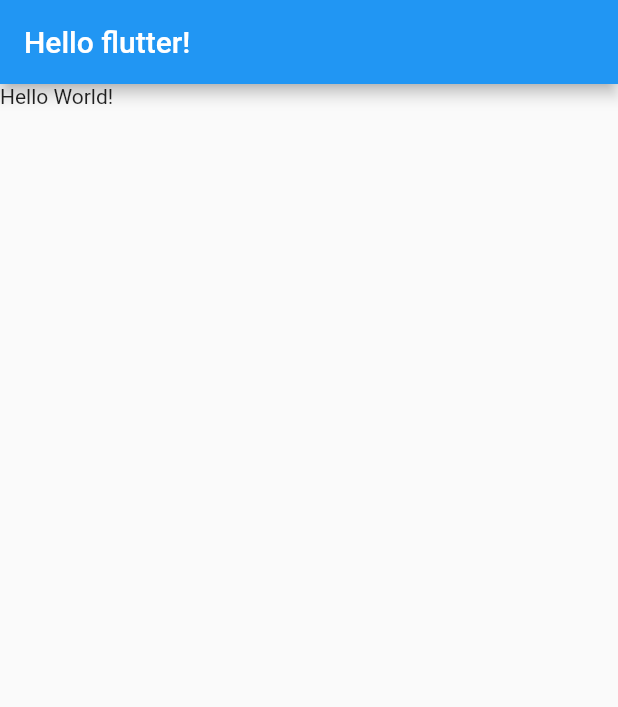
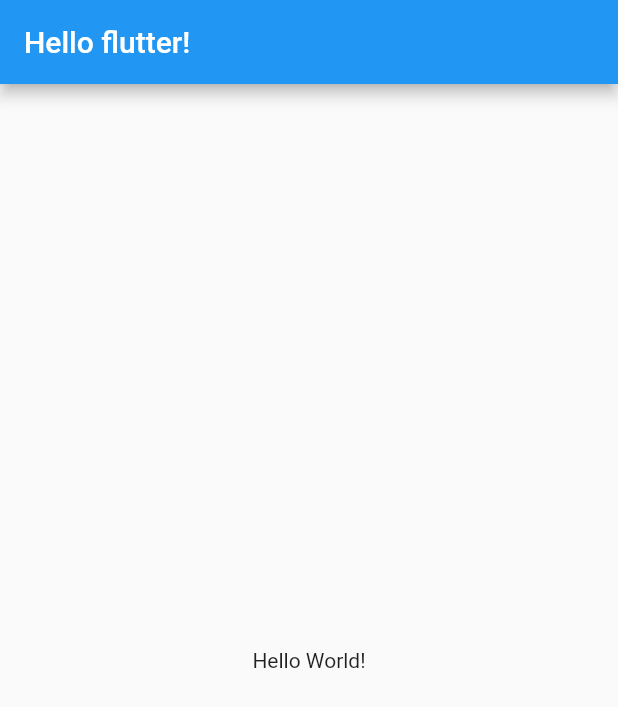
Before and after one commit to PearlKang/Nomadcoders, a Flutter app: the screen it shows after launch, on a phone screen of 412 x 824 dp. Shown: the top 707 px of the screen. Run offline on Flutter 3.47's test engine with Material 2 defaults, Android fonts, the light colour scheme and no system bars.

Commit message:
2023.02.08

```diff
--- a/Program/Flutter/toonflix/lib/main.dart
+++ b/Program/Flutter/toonflix/lib/main.dart
@@ -14,7 +14,9 @@
         appBar: AppBar(
           title: Text("Hello flutter!"),
         ),
-        body: Text("Hello World!"),
+        body: Center(
+          child: Text("Hello World!"),
+        ),
       ),
     );
   }
```
